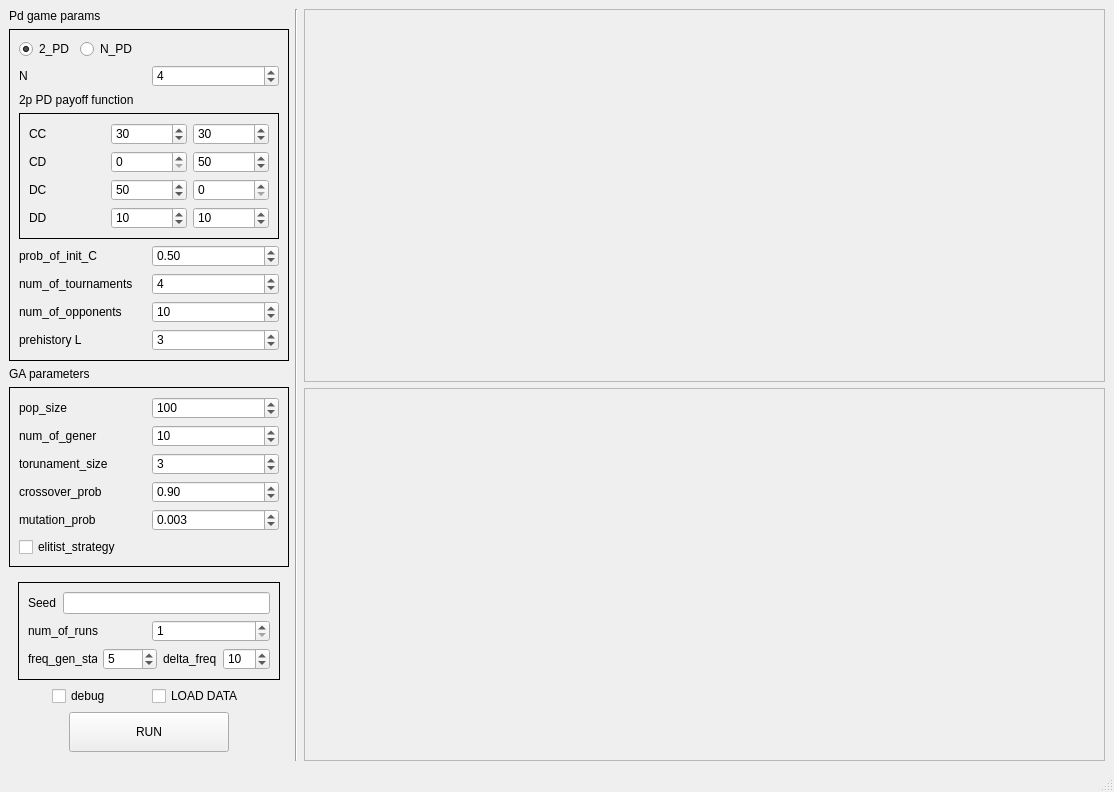
The window that ain_code/ui/main_window.ui (fishija/prisoners-dilemma) describes before a commit, drawn with Qt 5.
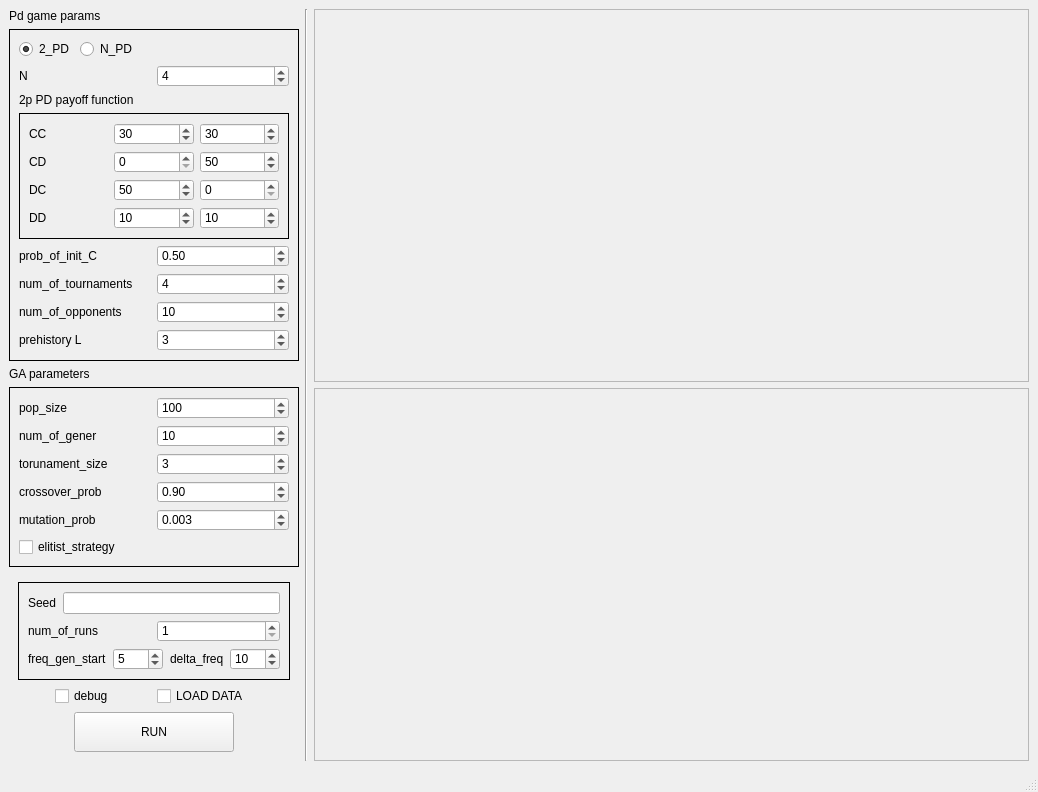
The same window after the commit.

Patch:
```diff
--- a/ain_code/ui/main_window.ui
+++ b/ain_code/ui/main_window.ui
@@ -6,7 +6,7 @@
    <rect>
     <x>0</x>
     <y>0</y>
-    <width>1114</width>
+    <width>1038</width>
     <height>779</height>
    </rect>
   </property>
@@ -33,7 +33,7 @@
        <widget class="QFrame" name="frame">
         <property name="maximumSize">
          <size>
-          <width>280</width>
+          <width>290</width>
           <height>16777215</height>
          </size>
         </property>
@@ -106,7 +106,7 @@
               <number>3</number>
              </property>
              <property name="maximum">
-              <number>8</number>
+              <number>20</number>
              </property>
              <property name="value">
               <number>4</number>
@@ -383,7 +383,7 @@
        <widget class="QFrame" name="frame_2">
         <property name="maximumSize">
          <size>
-          <width>280</width>
+          <width>290</width>
           <height>16777215</height>
          </size>
         </property>
@@ -528,7 +528,7 @@
        <widget class="QWidget" name="widget" native="true">
         <property name="maximumSize">
          <size>
-          <width>280</width>
+          <width>290</width>
           <height>16777215</height>
          </size>
         </property>
@@ -601,6 +601,12 @@
               </item>
               <item>
                <widget class="QSpinBox" name="freq_gen_start_spinBox">
+                <property name="minimumSize">
+                 <size>
+                  <width>50</width>
+                  <height>0</height>
+                 </size>
+                </property>
                 <property name="minimum">
                  <number>1</number>
                 </property>
@@ -634,11 +640,17 @@
               </item>
               <item>
                <widget class="QSpinBox" name="delta_freq_spinBox">
+                <property name="minimumSize">
+                 <size>
+                  <width>50</width>
+                  <height>0</height>
+                 </size>
+                </property>
                 <property name="minimum">
                  <number>1</number>
                 </property>
                 <property name="maximum">
-                 <number>100</number>
+                 <number>200</number>
                 </property>
                 <property name="value">
                  <number>10</number>
```
